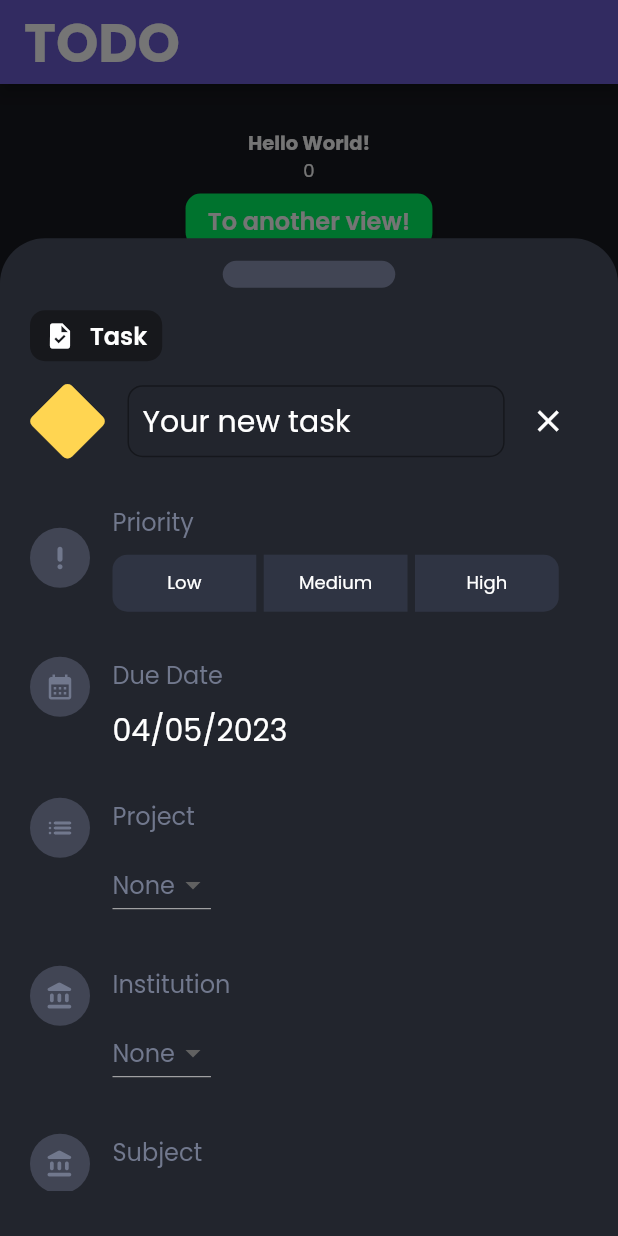
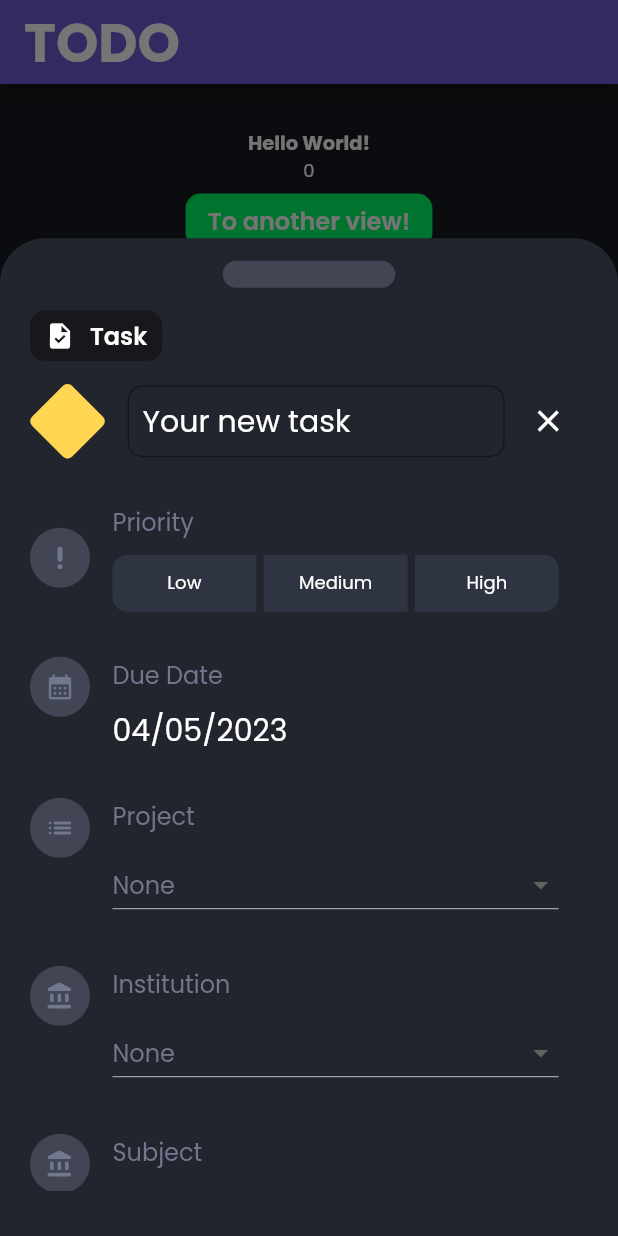
Before and after one commit to DreFlo/lgp-2223-sc1, a Flutter app: the HomePage screen opened directly, after a tap on "Task Form", on a phone screen of 412 x 824 dp. Run offline on Flutter 3.47's test engine with Material 2 defaults, Android fonts, the phone set to English and light mode, and no system bars; our stand-ins replace calendar_view, carousel_slider, floor, flutter_svg, get_it, like_button and 3 more; missing offline and left inert: books_finder, emojis, flutter_picker, tmdb_api; accounts and stored records are empty; generated files the repository leaves out were written again.

Commit message:
Expand dropdowns.

```diff
--- a/src/lib/pages/tasks/task_form.dart
+++ b/src/lib/pages/tasks/task_form.dart
@@ -780,8 +780,8 @@ class _TaskFormState extends State<TaskForm> {
             Row(
               mainAxisAlignment: MainAxisAlignment.start,
               children: [
-                Column(
-                  mainAxisAlignment: MainAxisAlignment.center,
+                Expanded(child: Column(
+                  crossAxisAlignment: CrossAxisAlignment.stretch,
                   children: [
                     FutureBuilder(
                         key: ValueKey(taskGroup),
@@ -791,11 +791,9 @@ class _TaskFormState extends State<TaskForm> {
                             AsyncSnapshot<List<TaskGroup>> snapshot) {
                           return projectFutureBuilder(snapshot);
                         }),
-                  ],
-                )
               ],
             )
-          ]))
+      )])]))
     ]));
   }
 
@@ -833,6 +831,7 @@ class _TaskFormState extends State<TaskForm> {
       return DropdownButton<TaskGroup>(
         key: const Key('taskTaskGroup'),
         value: taskGroup,
+        isExpanded: true,
         items: snapshot.data!.map((t) {
           return DropdownMenuItem<TaskGroup>(
               value: t,
@@ -886,7 +885,8 @@ class _TaskFormState extends State<TaskForm> {
         child: Row(crossAxisAlignment: CrossAxisAlignment.start, children: [
       Flexible(
           flex: 1,
-          child: Column(children: [
+          child: Column(
+            children: [
             Container(
                 height: 40,
                 width: 40,
@@ -917,6 +917,10 @@ class _TaskFormState extends State<TaskForm> {
             Row(
               mainAxisAlignment: MainAxisAlignment.start,
               children: [
+                Expanded(
+                    child: Column(
+                        crossAxisAlignment: CrossAxisAlignment.stretch,
+                        children: [
                 FutureBuilder(
                     key: ValueKey(institution),
                     future:
@@ -926,7 +930,7 @@ class _TaskFormState extends State<TaskForm> {
                       return institutionFutureBuilder(snapshot);
                     }),
               ],
-            )
+            ))])
           ]))
     ]));
   }
@@ -969,6 +973,7 @@ class _TaskFormState extends State<TaskForm> {
       return DropdownButton<Institution>(
         key: const Key('taskInstitution'),
         value: institution,
+        isExpanded: true,
         items: snapshot.data!.map((i) {
           return DropdownMenuItem<Institution>(
               value: i,
@@ -1035,6 +1040,10 @@ class _TaskFormState extends State<TaskForm> {
             Row(
               mainAxisAlignment: MainAxisAlignment.start,
               children: [
+                Expanded(
+                    child: Column(
+                        crossAxisAlignment: CrossAxisAlignment.stretch,
+                        children: [
                 FutureBuilder(
                     key: ValueKey(subject),
                     future: institution.id == -1
@@ -1047,8 +1056,8 @@ class _TaskFormState extends State<TaskForm> {
                       return subjectFutureBuilder(snapshot);
                     }),
               ],
-            )
-          ]))
+            ))
+          ])]))
     ]));
     bool isError = errors.containsKey('subject');
     if (!isError) {
@@ -1097,6 +1106,7 @@ class _TaskFormState extends State<TaskForm> {
       return DropdownButton<Subject>(
         key: const Key('taskSubject'),
         value: subject,
+        isExpanded: true,
         items: snapshot.data!.map((s) {
           return DropdownMenuItem<Subject>(
               value: s,
```
